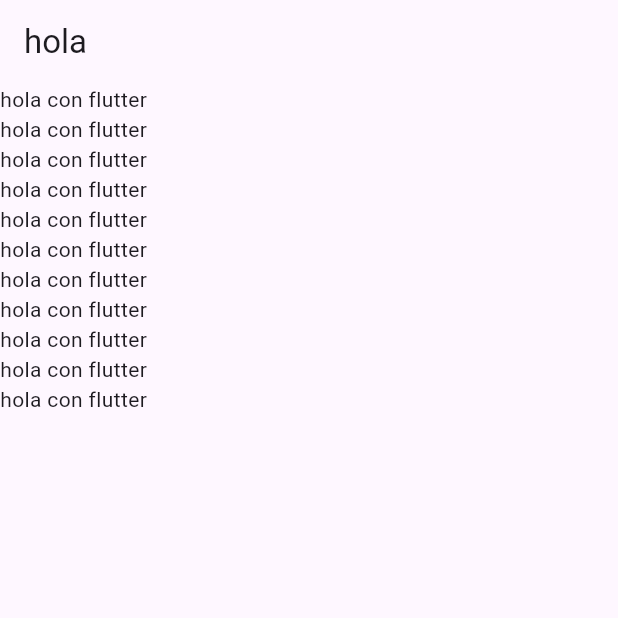
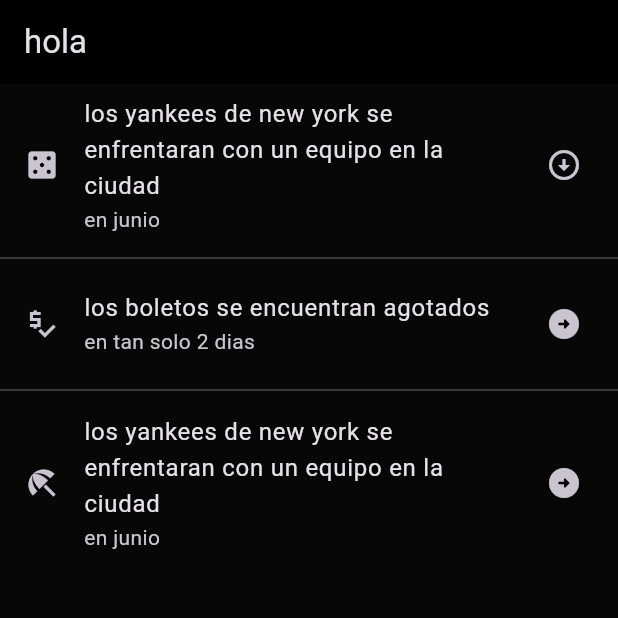
Before and after one commit to adriana-medina-montiel/componentes_flutter, a Flutter app: the screen it shows after launch, on a phone screen of 412 x 824 dp, the top half of it. Run offline on Flutter 3.47's test engine with Material 3 defaults, Android fonts, the phone set to English and light mode, and no system bars.

Commit message:
refactoring and creation of AppTheme

```diff
--- a/lib/home_screen.dart
+++ /dev/null
@@ -1,29 +0,0 @@
-import 'package:flutter/material.dart';
-
-class HomeScreen extends StatelessWidget {
-  const HomeScreen({super.key});
-
-  @override
-  Widget build(BuildContext context) {
-    return Scaffold(
-      appBar: AppBar(
-        title: const Text('hola'),
-      ),
-      body : ListView(
-        children: const [
-          Text('hola con flutter'),
-          Text('hola con flutter'),
-          Text('hola con flutter'),
-          Text('hola con flutter'),
-          Text('hola con flutter'),
-          Text('hola con flutter'),
-          Text('hola con flutter'),
-          Text('hola con flutter'),
-          Text('hola con flutter'),
-          Text('hola con flutter'),
-          Text('hola con flutter'),
-        ]
-      )
-    );
-  }
-}
--- a/lib/main_app.dart
+++ b/lib/main_app.dart
@@ -1,14 +1,16 @@
 import 'package:flutter/material.dart';
-import 'package:practica3/home_screen.dart';
+import 'package:practica3/screens/home_screen.dart';
+import 'package:practica3/theme/app_theme.dart';
 
 class MainApp extends StatelessWidget {
   const MainApp({super.key});
 
   @override
   Widget build(BuildContext context) {
-    return const MaterialApp(
+    return  MaterialApp(
       debugShowCheckedModeBanner: false,
-      home: HomeScreen(),
+      home: const HomeScreen(),
+      theme: Apptheme.darkTheme,
     );
   }
 }
--- /dev/null
+++ b/lib/screens/home_screen.dart
@@ -0,0 +1,38 @@
+import 'package:flutter/material.dart';
+
+class HomeScreen extends StatelessWidget {
+  const HomeScreen({super.key});
+
+  @override
+  Widget build(BuildContext context) {
+    return Scaffold(
+      appBar: AppBar(
+        title: const Text('hola'),
+      ),
+      body : ListView(
+        children: const <Widget>[
+          ListTile(
+            title: Text("los yankees de new york se enfrentaran con un equipo en la ciudad"),
+            subtitle: Text('en junio '),
+            leading: Icon(Icons.casino),
+            trailing: Icon(Icons.arrow_circle_down),
+          ),
+          Divider(),
+          ListTile(
+            title: Text("los boletos se encuentran agotados "),
+            subtitle: Text('en tan solo 2 dias'),
+            leading: Icon(Icons.price_check_sharp),
+            trailing: Icon(Icons.arrow_circle_right_rounded),
+          ),
+          Divider(),
+           ListTile(
+            title: Text("los yankees de new york se enfrentaran con un equipo en la ciudad"),
+            subtitle: Text('en junio '),
+            leading: Icon(Icons.beach_access),
+            trailing: Icon(Icons.arrow_circle_right_rounded),
+          )
+        ],
+      )
+    );
+  }
+}
--- /dev/null
+++ b/lib/theme/app_theme.dart
@@ -0,0 +1,13 @@
+//definicion de los temas
+import 'package:flutter/material.dart';
+
+class Apptheme{
+  //constante de color primario
+  static const primaryColor = Color.fromARGB(248, 0, 0, 0);
+  static const backColor = Color.fromARGB(248, 1, 0, 0);
+ //constante de theme
+ static final ThemeData darkTheme = ThemeData.dark().copyWith(
+      scaffoldBackgroundColor: backColor,
+      appBarTheme: const AppBarTheme(color: primaryColor),
+ );
+}
```
